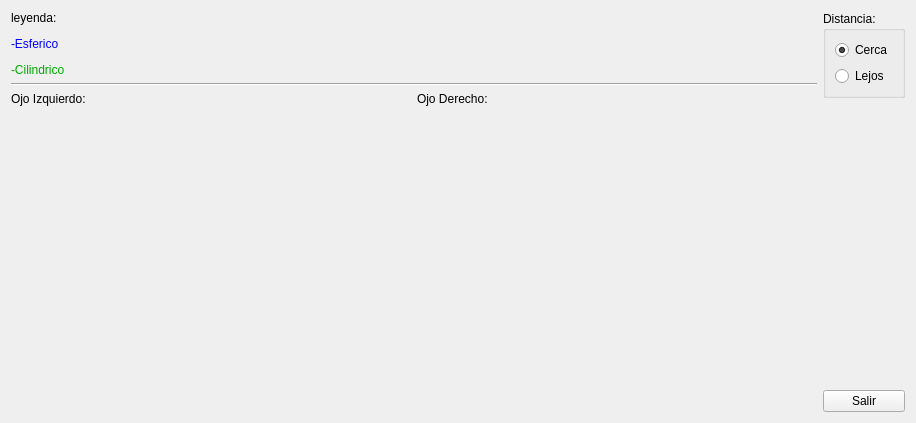
rodety/Jireh, file cliente/ui_medidas_historial.ui: the form before one commit.
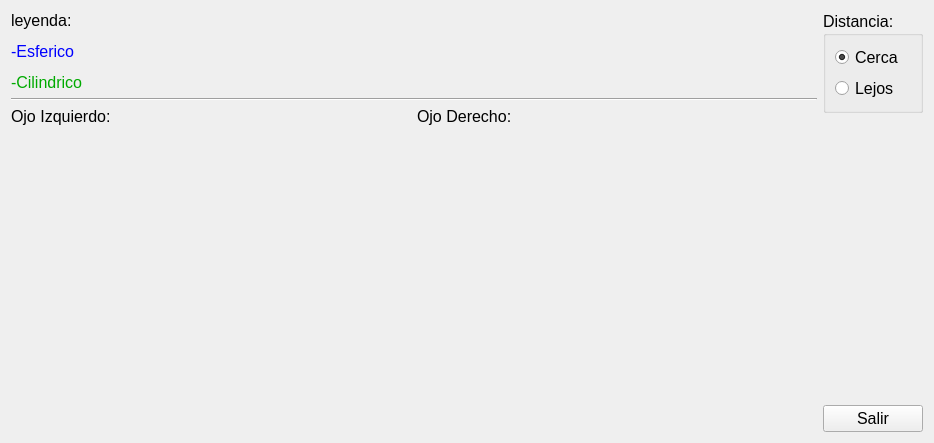
The form after the commit.

Diff of the .ui file:
```diff
--- a/cliente/ui_medidas_historial.ui
+++ b/cliente/ui_medidas_historial.ui
@@ -10,6 +10,11 @@
     <height>417</height>
    </rect>
   </property>
+  <property name="font">
+   <font>
+    <pointsize>12</pointsize>
+   </font>
+  </property>
   <property name="windowTitle">
    <string>Informe de Medidas</string>
   </property>
```
